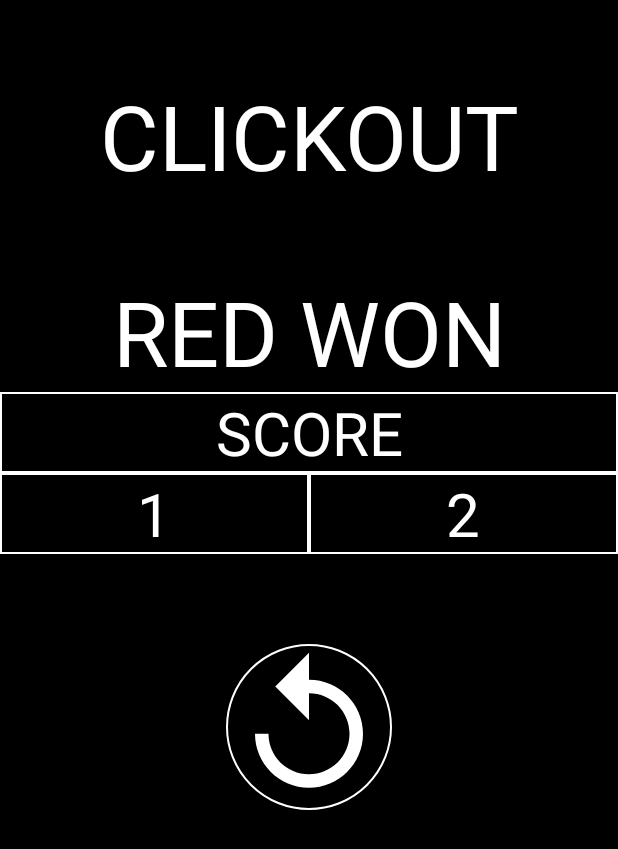
After one commit to tussp/clickout, an Android app: the EndGameActivity screen opened directly, with no data from a screen before it, on a phone screen of 412 x 824 dp. The commit adds this screen. Shown: the top 849 px of the screen. Run offline under Robolectric (Android 15) with nearby library versions, the phone set to English and light mode, and no system bars.

Commit message:
Add static endgame activity

```diff
--- a/ClickOut/app/build.gradle
+++ b/ClickOut/app/build.gradle
@@ -25,7 +25,6 @@ dependencies {
         exclude group: 'com.android.support', module: 'support-annotations'
     })
     compile 'com.android.support:appcompat-v7:24.2.1'
-    compile 'com.android.support.constraint:constraint-layout:1.0.2'
     compile 'com.zys:brokenview:1.0.3'
     testCompile 'junit:junit:4.12'
 }
--- a/ClickOut/app/src/main/AndroidManifest.xml
+++ b/ClickOut/app/src/main/AndroidManifest.xml
@@ -31,6 +31,11 @@
             android:name=".AdvancedGameActivity"
             android:screenOrientation="portrait">
         </activity>
+        <activity
+            android:name=".EndGameActivity"
+            android:screenOrientation="portrait">
+        </activity>
+
 
     </application>
 
--- /dev/null
+++ b/ClickOut/app/src/main/java/com/clickout/clickout/EndGameActivity.java
@@ -0,0 +1,20 @@
+package com.clickout.clickout;
+
+import android.os.Bundle;
+import android.support.annotation.Nullable;
+import android.support.v7.app.AppCompatActivity;
+import android.view.Window;
+import android.view.WindowManager;
+
+public class EndGameActivity extends AppCompatActivity {
+    @Override
+    protected void onCreate(Bundle savedInstanceState) {
+        super.onCreate(savedInstanceState);
+        this.setContentView(R.layout.activity_end_game);
+
+//        requestWindowFeature(Window.FEATURE_NO_TITLE);
+        //set up full screen
+//        getWindow().setFlags(WindowManager.LayoutParams.FLAG_FULLSCREEN,
+//                WindowManager.LayoutParams.FLAG_FULLSCREEN);
+    }
+}
--- a/ClickOut/app/src/main/java/com/clickout/clickout/GameActivity.java
+++ b/ClickOut/app/src/main/java/com/clickout/clickout/GameActivity.java
@@ -116,7 +116,10 @@ public class GameActivity extends AppCompatActivity {
             builder.setPositiveButton("Ok", null);
             AlertDialog dialog = builder.create();
             dialog.setCanceledOnTouchOutside(false);
-            dialog.show();
+//            dialog.show();
+
+            Intent intent = new Intent(this, EndGameActivity.class);
+            startActivity(intent);
 
         } else if (this.boxTopHeight < 0) {
             this.gameFinished = true;
@@ -140,7 +143,9 @@ public class GameActivity extends AppCompatActivity {
             builder.setPositiveButton("Ok", null);
             AlertDialog dialog = builder.create();
             dialog.setCanceledOnTouchOutside(false);
-            dialog.show();
+//            dialog.show();
+            Intent intent = new Intent(this, EndGameActivity.class);
+            startActivity(intent);
         }
     }
 
--- a/ClickOut/app/src/main/java/com/clickout/clickout/MainActivity.java
+++ b/ClickOut/app/src/main/java/com/clickout/clickout/MainActivity.java
@@ -3,7 +3,6 @@ package com.clickout.clickout;
 import android.content.DialogInterface;
 import android.content.Intent;
 import android.graphics.Typeface;
-import android.support.constraint.solver.SolverVariable;
 import android.support.v7.app.AlertDialog;
 import android.support.v7.app.AppCompatActivity;
 import android.os.Bundle;
@@ -14,7 +13,7 @@ import android.widget.Button;
 import android.widget.TextView;
 
 public class MainActivity extends AppCompatActivity {
-    private Class selectedGameType = AdvancedGameActivity.class;
+    private Class selectedGameType = GameActivity.class;
 
     @Override
     protected void onCreate(Bundle savedInstanceState) {
--- /dev/null
+++ b/ClickOut/app/src/main/res/drawable/ic_replay.xml
@@ -0,0 +1,5 @@
+<vector android:autoMirrored="true" android:height="108dp"
+    android:viewportHeight="24.0" android:viewportWidth="24.0"
+    android:width="108dp" xmlns:android="http://schemas.android.com/apk/res/android">
+    <path android:fillColor="#FFF" android:pathData="M12,5V1L7,6l5,5V7c3.31,0 6,2.69 6,6s-2.69,6 -6,6 -6,-2.69 -6,-6H4c0,4.42 3.58,8 8,8s8,-3.58 8,-8 -3.58,-8 -8,-8z"/>
+</vector>
--- /dev/null
+++ b/ClickOut/app/src/main/res/drawable/rect.xml
@@ -0,0 +1,4 @@
+<?xml version="1.0" encoding="utf-8"?>
+<shape xmlns:android="http://schemas.android.com/apk/res/android" android:shape="rectangle" >
+    <stroke android:width="1dip" android:color="#FFF"/>
+</shape>
--- /dev/null
+++ b/ClickOut/app/src/main/res/drawable/transparent_round_shape.xml
@@ -0,0 +1,4 @@
+<?xml version="1.0" encoding="utf-8"?>
+<shape xmlns:android="http://schemas.android.com/apk/res/android" android:shape="oval" >
+    <stroke android:width="1dp" android:color="#FFF"></stroke>
+</shape>
--- /dev/null
+++ b/ClickOut/app/src/main/res/layout/activity_end_game.xml
@@ -0,0 +1,74 @@
+<?xml version="1.0" encoding="utf-8"?>
+<LinearLayout xmlns:android="http://schemas.android.com/apk/res/android"
+    android:orientation="vertical" android:layout_width="match_parent"
+    android:background="@color/menuBackground"
+    android:layout_height="match_parent">
+
+    <TextView
+        android:text="CLICKOUT"
+        android:id="@+id/game_title"
+        android:layout_marginTop="50dp"
+        android:textSize="60dp"
+        android:textColor="@color/menuTitle"
+        android:textAlignment="center"
+        android:layout_width="match_parent"
+        android:layout_height="wrap_content" />
+
+
+    <TextView
+        android:text="RED WON"
+        android:layout_marginTop="50dp"
+        android:textSize="60dp"
+        android:textColor="@color/menuTitle"
+        android:textAlignment="center"
+        android:layout_width="match_parent"
+        android:layout_height="wrap_content" />
+
+    <TextView
+        android:text="SCORE"
+        android:textSize="40dp"
+        android:background="@drawable/rect"
+        android:textColor="@color/menuTitle"
+        android:textAlignment="center"
+        android:layout_width="match_parent"
+        android:layout_height="wrap_content" />
+
+    <LinearLayout
+        android:orientation="horizontal"
+        android:layout_width="match_parent"
+        android:layout_height="wrap_content">
+
+        <TextView
+            android:text="1"
+            android:textSize="40dp"
+            android:background="@drawable/rect"
+            android:textColor="@color/menuTitle"
+            android:textAlignment="center"
+            android:layout_width="0dp"
+            android:layout_weight="1"
+            android:layout_height="wrap_content" />
+
+        <TextView
+            android:text="2"
+            android:textSize="40dp"
+            android:background="@drawable/rect"
+            android:textColor="@color/menuTitle"
+            android:textAlignment="center"
+            android:layout_width="0dp"
+            android:layout_weight="1"
+            android:layout_height="wrap_content" />
+
+    </LinearLayout>
+
+    <ImageButton
+        android:padding="1dp"
+        android:layout_gravity="center_horizontal"
+        android:layout_marginTop="60dp"
+        android:background="@drawable/transparent_round_shape"
+        android:textAlignment="center"
+        android:src="@drawable/ic_replay"
+        android:layout_width="wrap_content"
+        android:layout_height="wrap_content" />
+
+
+</LinearLayout>
```
